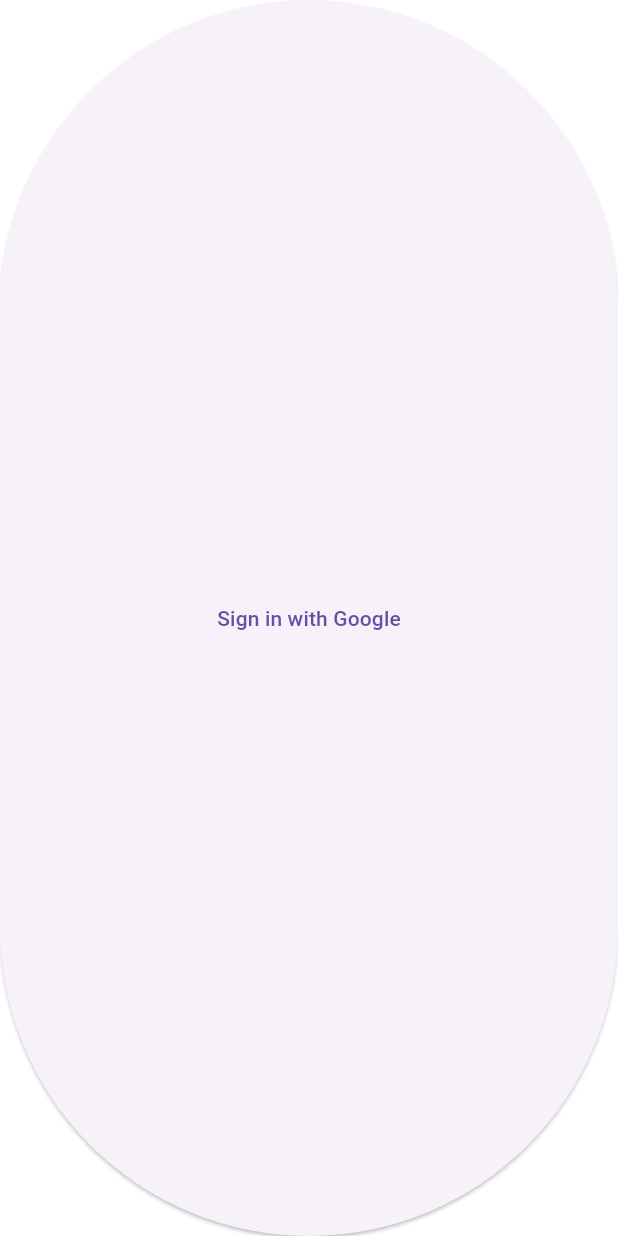
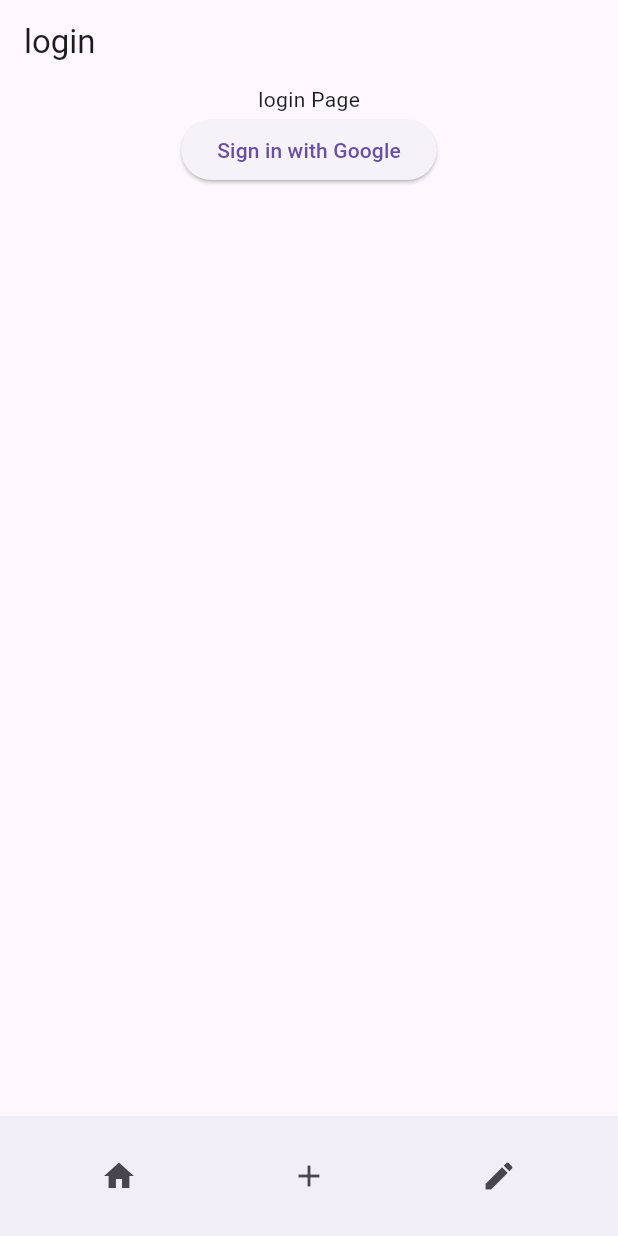
Before and after one commit to cs481-ekh/s25-syncineers, a Flutter app: the screen it shows after launch, on a phone screen of 412 x 824 dp. Run offline on Flutter 3.47's test engine with Material 3 defaults, Android fonts, the phone set to English and light mode, and no system bars; our stand-ins replace google_sign_in.

Commit message:
Closes #31 (#52)

```diff
--- a/easy_sync/lib/main.dart
+++ b/easy_sync/lib/main.dart
@@ -1,5 +1,9 @@
+import 'package:easy_sync/tools/frame.dart';
 import 'package:flutter/material.dart';
 import 'tools/auth_button.dart';
+import 'package:easy_sync/pages/loginPage.dart';
+import 'package:easy_sync/pages/inputPage.dart';
+import 'package:easy_sync/pages/editPage.dart';
 
 void main() {
   runApp(const MainApp());
@@ -10,8 +14,12 @@ class MainApp extends StatelessWidget {
 
   @override
   Widget build(BuildContext context) {
-    return const MaterialApp(
-      home: GoogleSignInButton(),
+    return MaterialApp(
+      routes: {
+        '/': (context) => const Frame(title: 'login', child: LoginPage()),
+        '/input': (context) => const Frame(title: 'input', child: InputPage()),
+        '/edit': (context) => const Frame(title: 'edit', child: EditPage()),
+      }
     );
   }
 }
--- a/easy_sync/lib/pages/loginPage.dart
+++ b/easy_sync/lib/pages/loginPage.dart
@@ -0,0 +1,25 @@
+import 'package:flutter/material.dart';
+import 'package:easy_sync/tools/auth_button.dart';
+
+class LoginPage extends StatefulWidget {
+
+
+  const LoginPage({super.key});
+
+  @override
+  _LoginPageState createState() => _LoginPageState();
+}
+
+class _LoginPageState extends State<LoginPage> {
+  @override
+  Widget build(BuildContext context) {
+    return Center(
+      child: Column(
+        children: [
+          Text('login Page'),
+          GoogleSignInButton(),
+        ],
+      ),
+    );
+  }
+}
--- /dev/null
+++ b/easy_sync/lib/tools/frame.dart
@@ -0,0 +1,49 @@
+import 'package:flutter/material.dart';
+
+class Frame extends StatefulWidget {
+  final Widget child;
+  final String title;
+
+  const Frame({super.key, required this.title, required this.child});
+
+  @override
+  State<Frame> createState() => _FrameState();
+}
+
+class _FrameState extends State<Frame> {
+  @override
+  Widget build(BuildContext context) {
+    return Scaffold(
+      appBar: AppBar(
+        title: Text(widget.title),
+        // actions: [
+        //   IconButton(
+        //     onPressed: () => Navigator.of(context).pushReplacementNamed('/'),
+        //     icon: const Icon(Icons.home),
+        //   ),
+        // ],
+      ),
+      //used to display add button throughout all pages
+      body: widget.child,
+      bottomNavigationBar: BottomAppBar(
+        child: Row(
+          mainAxisAlignment: MainAxisAlignment.spaceAround,
+          children: [
+            IconButton(
+              onPressed: () => Navigator.of(context).pushReplacementNamed('/'),
+              icon: const Icon(Icons.home),
+            ),
+            IconButton(
+              onPressed: () => Navigator.of(context).pushReplacementNamed('/input'),
+              icon: const Icon(Icons.add),
+            ),
+            IconButton(
+              onPressed: () => Navigator.of(context).pushReplacementNamed('/edit'),
+              icon: const Icon(Icons.edit),
+            ),
+          ],
+        ),
+      ),
+   );
+  }
+}
```
Also changed, not shown: easy_sync/lib/pages/editPage.dart (+19 -0 lines), easy_sync/lib/pages/inputPage.dart (+19 -0 lines).
